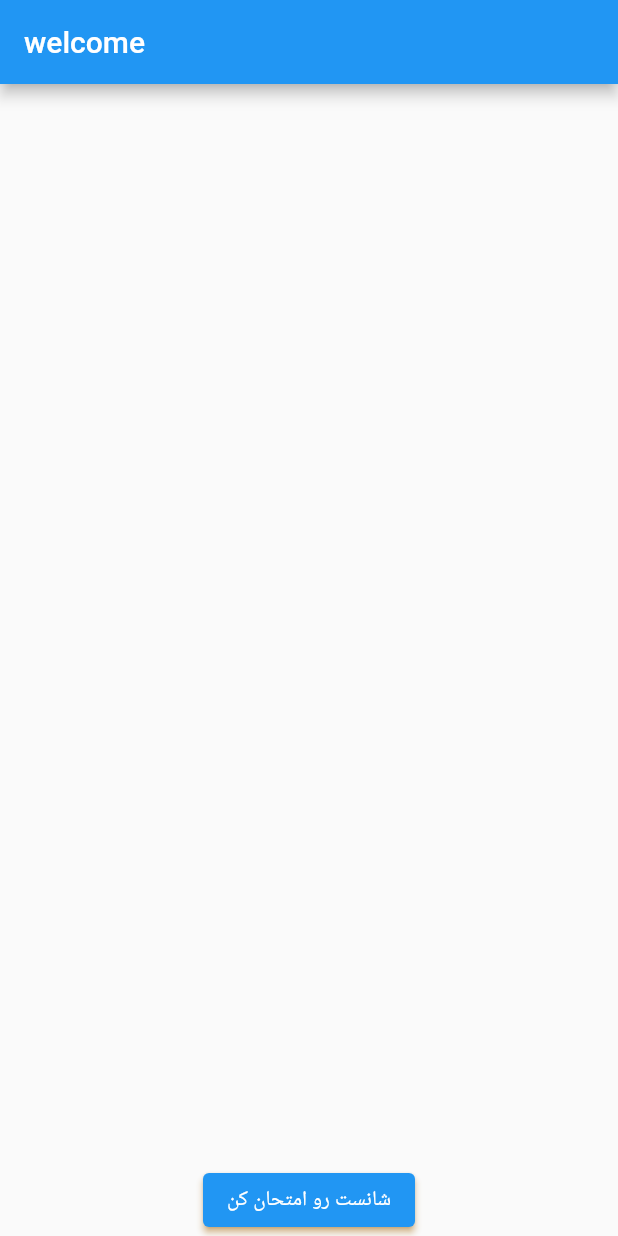
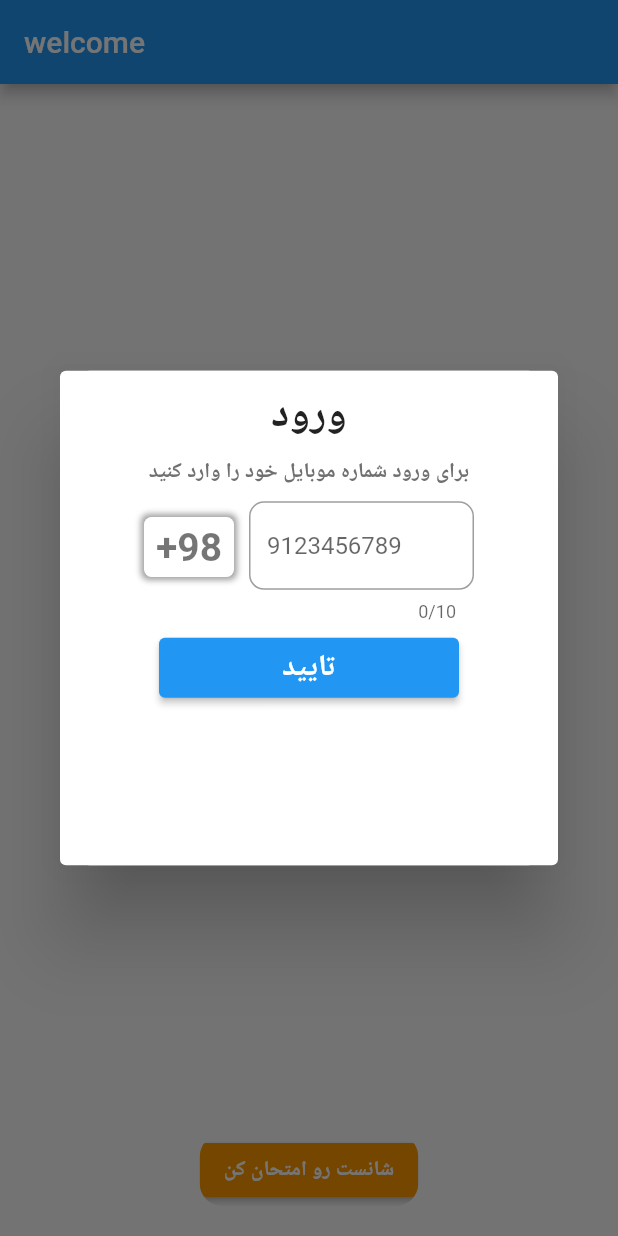
Before and after one commit to mehdiyari110/spinner_project, a Flutter app: the screen it shows after launch, on a phone screen of 412 x 824 dp. Run offline on Flutter 3.47's test engine with Material 2 defaults, Android fonts, the light colour scheme and no system bars.

Commit message:
create a popup and complate homepage

```diff
--- a/lib/facilities/HomePage.dart
+++ b/lib/facilities/HomePage.dart
@@ -1,4 +1,6 @@
 import 'package:flutter/material.dart';
+
+import 'authentication/sign_ in/popup.dart';
 
 class HomePage extends StatefulWidget {
   const HomePage({super.key});
@@ -8,8 +10,28 @@ class HomePage extends StatefulWidget {
 }
 
 class _HomePageState extends State<HomePage> {
+  late PopUpSignIn popUpSignIn;
+
+  showPopUp(Widget dialog) {
+    showDialog(
+        context: context,
+        builder: (BuildContext context) {
+          return dialog;
+        });
+  }
+
+  @override
+  void initState() {
+    popUpSignIn = PopUpSignIn();
+    WidgetsBinding.instance.addPostFrameCallback((_) {
+      showPopUp(popUpSignIn);
+    });
+    super.initState();
+  }
+
   @override
   Widget build(BuildContext context) {
+    // popup_sing_in a = popup_sing_in as popup_sing_in;
     return MaterialApp(
       home: Scaffold(
         appBar: AppBar(
@@ -19,15 +41,22 @@ class _HomePageState extends State<HomePage> {
           child: Column(
             children: [
               Expanded(
-                child: Container(),
+                child: Container(
+                    //این برای اسپینرویل
+                    ),
               ),
-              ElevatedButton(
-                onPressed: () {},
-                child: Text('شانست رو امتحان کن'),
-                style: ButtonStyle(
-                  shadowColor: MaterialStatePropertyAll(Colors.orange),
+              ClipRRect(
+                borderRadius: BorderRadius.circular(15),
+                child: ElevatedButton(
+                  onPressed: () {},
+                  child: Text('شانست رو امتحان کن',
+                      style: TextStyle(fontWeight: FontWeight.bold)),
+                  style: ButtonStyle(
+                    backgroundColor: MaterialStatePropertyAll(Colors.orange),
+                  ),
                 ),
-              )
+              ),
+              SizedBox(height: 20)
             ],
           ),
         ),
--- /dev/null
+++ b/lib/facilities/authentication/sign_ in/popup.dart
@@ -0,0 +1,120 @@
+import 'package:flutter/material.dart';
+import 'package:flutter/services.dart';
+
+class PopUpSignIn extends StatefulWidget {
+  const PopUpSignIn({super.key});
+
+  @override
+  State<PopUpSignIn> createState() => _PopUpSignInState();
+}
+
+class _PopUpSignInState extends State<PopUpSignIn> {
+  @override
+  Widget build(BuildContext context) {
+    return Expanded(
+      child: Dialog(
+        child: Expanded(
+          child: Container(
+            height: MediaQuery.of(context).size.height * 2 / 5,
+            decoration: const BoxDecoration(
+              color: Colors.white,
+              borderRadius: BorderRadius.all(Radius.circular(20)),//این کار نمیکنه
+            ),
+            child: Expanded(
+              child: Column(
+                children: [
+                  const SizedBox(height: 10),
+                  const Text(
+                    'ورود',
+                    style: TextStyle(
+                        color: Colors.black87,
+                        fontSize: 28,
+                        fontWeight: FontWeight.bold),
+                  ),
+                  const SizedBox(height: 10),
+                  const Text(
+                    'برای ورود شماره موبایل خود را وارد کنید',
+                    style: TextStyle(
+                        color: Color(0xff707070),
+                        fontSize: 14,
+                        fontWeight: FontWeight.bold),
+                  ),
+                  const SizedBox(height: 10),
+                  Row(
+                    mainAxisAlignment: MainAxisAlignment.center,
+                    children: [
+                      Padding(
+                        padding: const EdgeInsets.only(bottom: 20),
+                        child: Container(
+                          width: 60,
+                          height: 40,
+                          decoration: BoxDecoration(
+                              color: Colors.white,
+                              borderRadius: BorderRadius.circular(5),
+                              boxShadow: const [
+                                BoxShadow(
+                                    color: Colors.grey,
+                                    spreadRadius: 1.5,
+                                    blurRadius: 3)
+                              ]),
+                          child: const Center(
+                            child: Text(
+                              '+98',
+                              style: TextStyle(
+                                  color: Colors.black54,
+                                  fontSize: 26,
+                                  fontWeight: FontWeight.bold),
+                            ),
+                          ),
+                        ),
+                      ),
+                      const SizedBox(width: 10),
+                      SizedBox(
+                        width: 150,
+                        child: TextFormField(
+                          decoration: InputDecoration(
+                            hintText: '9123456789',
+                            // labelText: 'شماره تلفن',
+                            border: OutlineInputBorder(
+                                borderRadius: BorderRadius.circular(10)),
+                          ),
+                          keyboardType: TextInputType.number,
+                          inputFormatters: [
+                            FilteringTextInputFormatter.digitsOnly
+                          ],
+                          maxLength: 10,
+                          autovalidateMode: AutovalidateMode.onUserInteraction,
+                          validator: (value) {
+                            if (!value!.startsWith('9')) {
+                              return 'شماره تلفن صحیح نیست';
+                            }
+                            if (value.length < 9 && value.length > 1) {
+                              return 'شماره تلفن 10 رقمی است';
+                            }
+                            return null;
+                          },
+                        ),
+                      )
+                    ],
+                  ),
+                  const SizedBox(height: 10),
+                  SizedBox(
+                      width: 200,
+                      height: 40,
+                      child: ElevatedButton(
+                          onPressed: () {},
+                          child: const Text(
+                            'تایید',
+                            style: TextStyle(
+                                fontWeight: FontWeight.bold, fontSize: 20),
+                          ))),
+                  // SizedBox(height: 10),
+                ],
+              ),
+            ),
+          ),
+        ),
+      ),
+    );
+  }
+}
--- a/lib/main.dart
+++ b/lib/main.dart
@@ -2,7 +2,9 @@ import 'package:flutter/material.dart';
 import 'package:spinner_project/facilities/HomePage.dart';
 
 void main() {
-  runApp(const MyApp());
+  runApp(MaterialApp(
+    home: MyApp(),
+  ));
 }
 
 class MyApp extends StatelessWidget {
```
